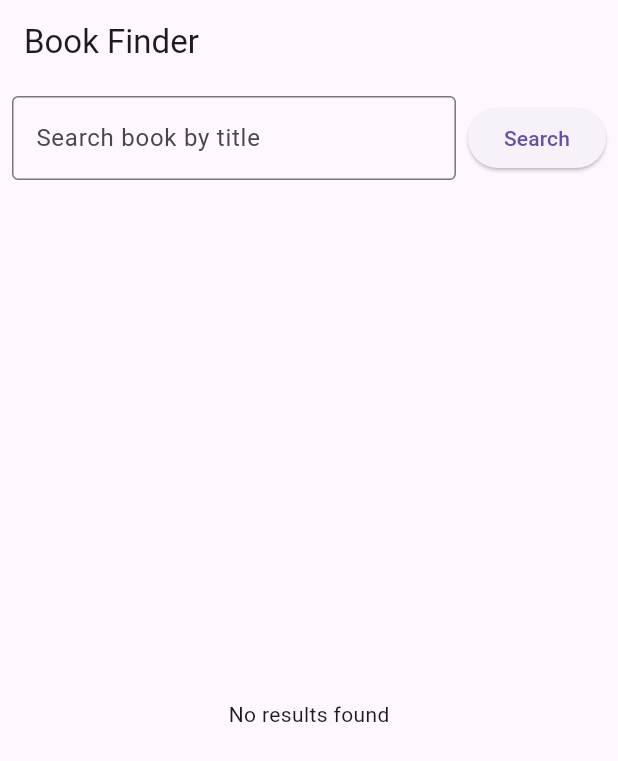
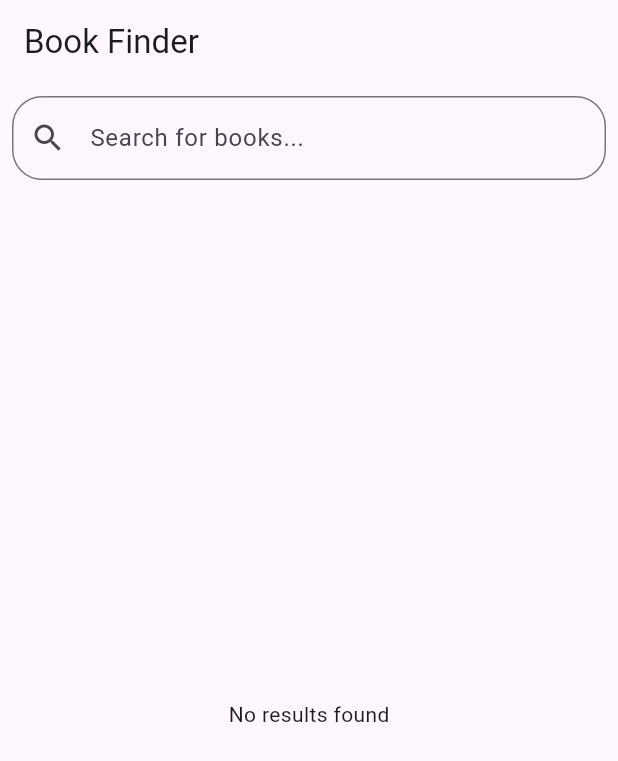
Before and after one commit to vishalgole/bookSearch, a Flutter app: the screen it shows after launch, on a phone screen of 412 x 824 dp. Shown: the top 761 px of the screen. Run offline on Flutter 3.47's test engine with Material 3 defaults, Android fonts, the phone set to English and light mode, and no system bars; our stand-ins replace dio, equatable, flutter_bloc, get_it, sqflite; accounts and stored records are empty.

Commit message:
removed unwanted files. Combined all texts to strings file

```diff
--- a/booksearch/lib/core/network/dio_client.dart
+++ b/booksearch/lib/core/network/dio_client.dart
@@ -1,9 +1,11 @@
 import 'package:dio/dio.dart';
+
+import '../strings/strings.dart';
 
 class DioClient {
   final Dio dio;
   DioClient(this.dio){
-    dio.options.baseUrl = 'https://openlibrary.org';
+    dio.options.baseUrl = Strings.baseURL;
     dio.options.connectTimeout = const Duration(seconds: 10);
     dio.options.receiveTimeout = const Duration(seconds: 10);
   }
--- /dev/null
+++ b/booksearch/lib/core/strings/strings.dart
@@ -0,0 +1,21 @@
+class Strings {
+
+  static final Strings _instance = Strings._internal();
+
+  static const String appTitle = 'Book Search';
+  static const String searchHint = 'Search for books...';
+  static const String noResults = 'No results found.';
+  static const String savedBooks = 'Saved Books';
+  static const String save = 'Save';
+  static const String remove = 'Remove';
+  static const String errorOccurred = 'An error occurred. Please try again.';
+  static const String searchURL = 'https://openlibrary.org/search.json';
+  static const String baseURL = 'https://openlibrary.org';
+  static const String unknown = 'Unknown';
+
+  factory Strings() {
+    return _instance;
+  }
+
+  Strings._internal();
+}
--- a/booksearch/lib/data/repositories/book_repository_impl.dart
+++ b/booksearch/lib/data/repositories/book_repository_impl.dart
@@ -1,5 +1,6 @@
 import 'package:dio/dio.dart';
 
+import '../../core/strings/strings.dart';
 import '../datasources/book_local_data_source.dart';
 import '../models/book_model.dart';
 import '../../domain/repositories/book_repository.dart';
@@ -13,7 +14,7 @@ class BookRepositoryImpl implements BookRepository {
   @override
   Future<List<BookModel>> searchBooks(String query, int page) async {
     final response = await dio.get(
-      "https://openlibrary.org/search.json",
+      Strings.searchURL,
       queryParameters: {"q": query, "page": page},
     );
 
@@ -21,10 +22,10 @@ class BookRepositoryImpl implements BookRepository {
     return docs.map((doc) {
       return BookModel(
         id: doc['key'] ?? '',
-        title: doc['title'] ?? 'Unknown',
+        title: doc['title'] ?? Strings.unknown,
         author: (doc['author_name'] != null && doc['author_name'].isNotEmpty)
             ? doc['author_name'][0]
-            : 'Unknown',
+            : Strings.unknown,
         coverUrl: doc['cover_i'] != null
             ? "https://covers.openlibrary.org/b/id/${doc['cover_i']}-M.jpg"
             : '',
--- a/booksearch/lib/main.dart
+++ b/booksearch/lib/main.dart
@@ -1,6 +1,6 @@
 import 'package:flutter/material.dart';
 import 'package:flutter_bloc/flutter_bloc.dart';
-import 'injection_container.dart' as di;
+import 'service_locator.dart' as di;
 import 'presentation/bloc/book_bloc.dart';
 import 'presentation/pages/search_page.dart';
 
--- a/booksearch/lib/presentation/pages/search_page.dart
+++ b/booksearch/lib/presentation/pages/search_page.dart
@@ -1,3 +1,4 @@
+import 'package:booksearch/core/strings/strings.dart';
 import 'package:flutter/material.dart';
 import 'package:flutter_bloc/flutter_bloc.dart';
 
@@ -22,8 +23,6 @@ class _SearchPageState extends State<SearchPage> {
   void initState() {
     super.initState();
     context.read<BookBloc>().add(GetSavedBooks());
-    // Optionally, load saved books on init
-    // context.read<BookBloc>().add(GetSavedBooks());
   }
 
   @override
@@ -82,14 +81,17 @@ class _SearchPageState extends State<SearchPage> {
   Widget _buildSearchBar(BuildContext context) {
   return Padding(
     padding: const EdgeInsets.all(8.0),
-    child: Row(
-      children: [
-        Expanded(
-          child: TextField(
+    child: ValueListenableBuilder(
+      valueListenable: _controller,
+      builder: (context, value, child) {
+        return TextField(
           controller: _controller,
           decoration: InputDecoration(
-              hintText: "Search book by title",
-              border: const OutlineInputBorder(),
+            hintText: Strings.searchHint,
+            border: const OutlineInputBorder(
+              borderRadius: BorderRadius.all(Radius.circular(20.0)),
+            ),
+            prefixIcon: const Icon(Icons.search),
             suffixIcon: _controller.text.isNotEmpty
                 ? IconButton(
                     icon: const Icon(Icons.clear),
@@ -98,29 +100,22 @@ class _SearchPageState extends State<SearchPage> {
                       _page = 1;
                       // Reload saved books after clearing search
                       context.read<BookBloc>().add(GetSavedBooks());
-                        setState(() {}); // rebuild to hide suffixIcon
                     },
                   )
                 : null,
+
           ),
-            onChanged: (value) {
-              setState(() {}); // refresh suffixIcon visibility
-            },
-          ),
-        ),
-        const SizedBox(width: 8),
-        ElevatedButton(
-          onPressed: () {
-            if (_controller.text.isNotEmpty) {
+
+          onSubmitted: (value) {
+            if (value.isNotEmpty) {
               _page = 1;
               context.read<BookBloc>().add(
-                    SearchBooks(query: _controller.text, page: _page),
+                    SearchBooks(query: value, page: _page),
                   );
             }
           },
-          child: const Text("Search"),
-        ),
-      ],
+        );
+      }
     ),
   );
 }
```
Also changed, not shown: booksearch/lib/service_locator.dart (added, +34 -0 lines). Lines whose indentation alone changed are shown as unchanged.
